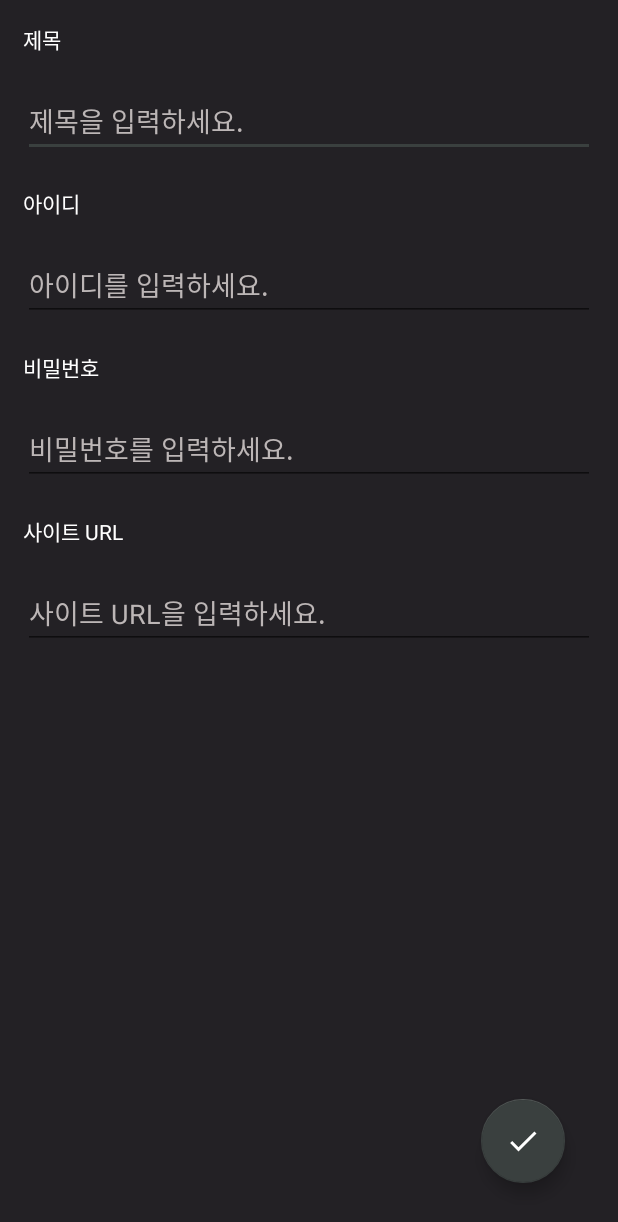
After one commit to DongChyeon/Password-Keeper, an Android app: the layout activity_site_edit.xml on its own in the app's theme, with its tools: preview values and no code run, on a phone screen of 412 x 824 dp. The commit adds this screen. Shown: the top 1222 px of the screen. Run offline under Robolectric (Android 15) with nearby library versions, the phone set to English and light mode, and no system bars.

```diff
--- a/app/src/main/AndroidManifest.xml
+++ b/app/src/main/AndroidManifest.xml
@@ -9,7 +9,8 @@
         android:roundIcon="@drawable/applogo"
         android:supportsRtl="true"
         android:theme="@style/AppTheme">
-        <activity android:name=".SitePostActivity"></activity>
+        <activity android:name=".SiteViewActivity"></activity>
+        <activity android:name=".SiteEditActivity" />
         <activity android:name=".RegisterActivity" />
         <activity
             android:name=".LoginActivity"
--- a/app/src/main/java/com/dongchyeon/passwordkeeper/database/dao/SiteDao.java
+++ b/app/src/main/java/com/dongchyeon/passwordkeeper/database/dao/SiteDao.java
@@ -24,4 +24,7 @@ public interface SiteDao {
 
     @Delete
     void delete(Site site);
+
+    @Query("SELECT * FROM site WHERE eid = :id")
+    Site getItemById(int id);
 }
--- /dev/null
+++ b/app/src/main/res/drawable/ic_baseline_delete_24.xml
@@ -0,0 +1,5 @@
+<vector android:height="24dp" android:tint="#FFFFFF"
+    android:viewportHeight="24" android:viewportWidth="24"
+    android:width="24dp" xmlns:android="http://schemas.android.com/apk/res/android">
+    <path android:fillColor="@android:color/white" android:pathData="M6,19c0,1.1 0.9,2 2,2h8c1.1,0 2,-0.9 2,-2V7H6v12zM19,4h-3.5l-1,-1h-5l-1,1H5v2h14V4z"/>
+</vector>
--- /dev/null
+++ b/app/src/main/res/layout/activity_site_edit.xml
@@ -0,0 +1,109 @@
+<?xml version="1.0" encoding="utf-8"?>
+<androidx.constraintlayout.widget.ConstraintLayout xmlns:android="http://schemas.android.com/apk/res/android"
+    xmlns:app="http://schemas.android.com/apk/res-auto"
+    xmlns:tools="http://schemas.android.com/tools"
+    android:layout_width="match_parent"
+    android:layout_height="match_parent"
+    android:orientation="vertical"
+    tools:context=".SiteEditActivity">
+
+    <LinearLayout
+        android:id="@+id/linearLayout3"
+        android:layout_width="match_parent"
+        android:layout_height="match_parent"
+        android:layout_margin="5dp"
+        android:orientation="vertical"
+        app:layout_constraintEnd_toEndOf="parent"
+        app:layout_constraintStart_toStartOf="parent"
+        app:layout_constraintTop_toTopOf="parent">
+
+        <TextView
+            android:id="@+id/title_text"
+            android:layout_width="match_parent"
+            android:layout_height="wrap_content"
+            android:layout_margin="10dp"
+            android:text="제목"
+            android:textColor="@color/textColor" />
+
+        <EditText
+            android:id="@+id/title_edit"
+            android:layout_width="match_parent"
+            android:layout_height="wrap_content"
+            android:layout_margin="10dp"
+            android:ems="10"
+            android:hint="제목을 입력하세요."
+            android:inputType="text"
+            android:textColor="@color/textColor"
+            android:textColorHint="@color/textHintColor" />
+
+        <TextView
+            android:id="@+id/id_text"
+            android:layout_width="match_parent"
+            android:layout_height="wrap_content"
+            android:layout_margin="10dp"
+            android:text="아이디"
+            android:textColor="@color/textColor" />
+
+        <EditText
+            android:id="@+id/id_edit"
+            android:layout_width="match_parent"
+            android:layout_height="wrap_content"
+            android:layout_margin="10dp"
+            android:ems="10"
+            android:hint="아이디를 입력하세요."
+            android:inputType="textPersonName"
+            android:textColor="@color/textColor"
+            android:textColorHint="@color/textHintColor" />
+
+        <TextView
+            android:id="@+id/password_text"
+            android:layout_width="match_parent"
+            android:layout_height="wrap_content"
+            android:layout_margin="10dp"
+            android:text="비밀번호"
+            android:textColor="@color/textColor" />
+
+        <EditText
+            android:id="@+id/password_edit"
+            android:layout_width="match_parent"
+            android:layout_height="wrap_content"
+            android:layout_margin="10dp"
+            android:ems="10"
+            android:hint="비밀번호를 입력하세요."
+            android:inputType="textPersonName"
+            android:textColor="@color/textColor"
+            android:textColorHint="@color/textHintColor" />
+
+        <TextView
+            android:id="@+id/url_text"
+            android:layout_width="match_parent"
+            android:layout_height="wrap_content"
+            android:layout_margin="10dp"
+            android:text="사이트 URL"
+            android:textColor="@color/textColor" />
+
+        <EditText
+            android:id="@+id/url_edit"
+            android:layout_width="match_parent"
+            android:layout_height="wrap_content"
+            android:layout_margin="10dp"
+            android:ems="10"
+            android:hint="사이트 URL을 입력하세요."
+            android:inputType="textPersonName"
+            android:textColor="@color/textColor"
+            android:textColorHint="@color/textHintColor" />
+
+    </LinearLayout>
+
+    <com.google.android.material.floatingactionbutton.FloatingActionButton
+        android:id="@+id/confirm_button"
+        android:layout_width="wrap_content"
+        android:layout_height="wrap_content"
+        android:layout_marginRight="30dp"
+        android:layout_marginBottom="30dp"
+        android:clickable="true"
+        app:layout_constraintBottom_toBottomOf="@+id/linearLayout3"
+        app:layout_constraintEnd_toEndOf="@+id/linearLayout3"
+        app:srcCompat="@drawable/ic_baseline_check_24" />
+
+</androidx.constraintlayout.widget.ConstraintLayout>
--- a/app/src/main/res/layout/item.xml
+++ b/app/src/main/res/layout/item.xml
@@ -24,7 +24,7 @@
                 android:layout_height="60dp"
                 android:layout_margin="5dp"
                 android:layout_weight="0"
-                app:srcCompat="@drawable/applogo" />
+                app:srcCompat="@drawable/web" />
 
             <TextView
                 android:id="@+id/title_text"
```
Also changed, not shown: app/src/main/java/com/dongchyeon/passwordkeeper/MainActivity.java (+13 -1 lines), app/src/main/java/com/dongchyeon/passwordkeeper/OnSiteItemClickListener.java (added, +7 -0 lines), app/src/main/java/com/dongchyeon/passwordkeeper/SiteAdapter.java (+30 -6 lines), app/src/main/java/com/dongchyeon/passwordkeeper/SiteEditActivity.java (renamed from app/src/main/java/com/dongchyeon/passwordkeeper/SitePostActivity.java, +16 -2 lines), app/src/main/java/com/dongchyeon/passwordkeeper/SiteViewActivity.java (added, +86 -0 lines), app/src/main/res/layout/activity_site_view.xml (renamed from app/src/main/res/layout/activity_site_post.xml, +31 -23 lines).
